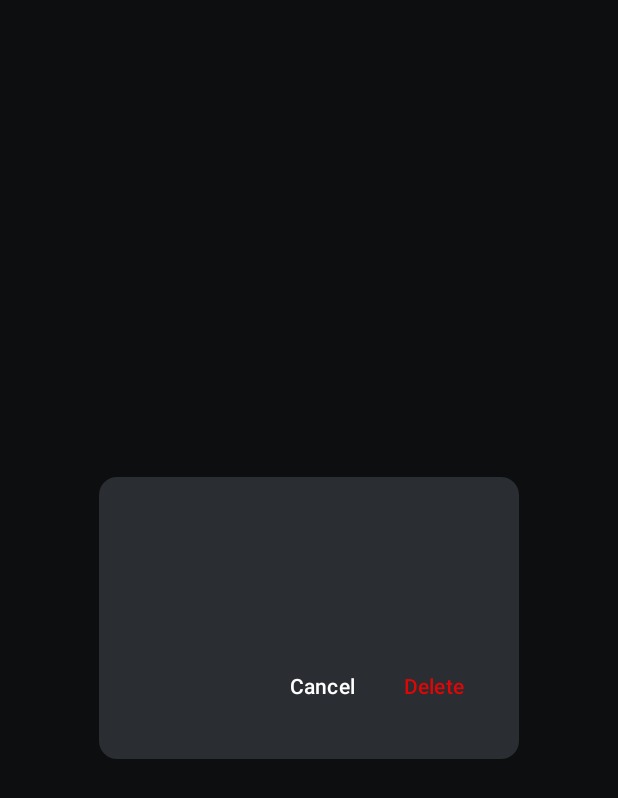
After one commit to Binit06/LNCrawler, an Android app built with Jetpack Compose: the composable ConfirmDeleteDialog called with empty values, on a phone screen of 412 x 824 dp. The commit adds this screen. Shown: the top 798 px of the screen. Run offline under Robolectric (Android 15) with nearby library versions, the light colour scheme and no system bars; 1 statement that could not run was skipped.

Commit message:
feat: confirm before deleting request history (#17)

```diff
--- /dev/null
+++ b/app/src/main/java/com/halovoid/lncrawler/ui/screens/request/ConfirmDeleteDialog.kt
@@ -0,0 +1,46 @@
+package com.halovoid.lncrawler.ui.screens.request
+
+import androidx.compose.foundation.shape.RoundedCornerShape
+import androidx.compose.material3.AlertDialog
+import androidx.compose.material3.Text
+import androidx.compose.material3.TextButton
+import androidx.compose.runtime.Composable
+import androidx.compose.ui.graphics.Color
+import androidx.compose.ui.unit.dp
+import com.halovoid.lncrawler.ui.theme.DarkSurface
+import com.halovoid.lncrawler.ui.theme.PrimaryText
+import com.halovoid.lncrawler.ui.theme.SecondaryText
+
+/**
+ * Shared confirmation dialog for destructive delete actions.
+ *
+ * @param title Short title that identifies the action.
+ * @param message What will be removed and whether the action is irreversible.
+ * @param onConfirm Callback invoked only after explicit user confirmation.
+ * @param onDismiss Callback invoked when the dialog is dismissed.
+ */
+@Composable
+fun ConfirmDeleteDialog(
+    title: String,
+    message: String,
+    onConfirm: () -> Unit,
+    onDismiss: () -> Unit
+) {
+    AlertDialog(
+        onDismissRequest = onDismiss,
+        title = { Text(title, color = PrimaryText) },
+        text = { Text(message, color = SecondaryText) },
+        confirmButton = {
+            TextButton(onClick = onConfirm) {
+                Text("Delete", color = Color.Red.copy(alpha = 0.85f))
+            }
+        },
+        dismissButton = {
+            TextButton(onClick = onDismiss) {
+                Text("Cancel", color = PrimaryText)
+            }
+        },
+        containerColor = DarkSurface,
+        shape = RoundedCornerShape(12.dp)
+    )
+}
```
Also changed, not shown: app/src/main/java/com/halovoid/lncrawler/ui/screens/request/RequestDetailScreen.kt (+16 -4 lines), app/src/main/java/com/halovoid/lncrawler/ui/screens/request/RequestScreen.kt (+15 -0 lines).
